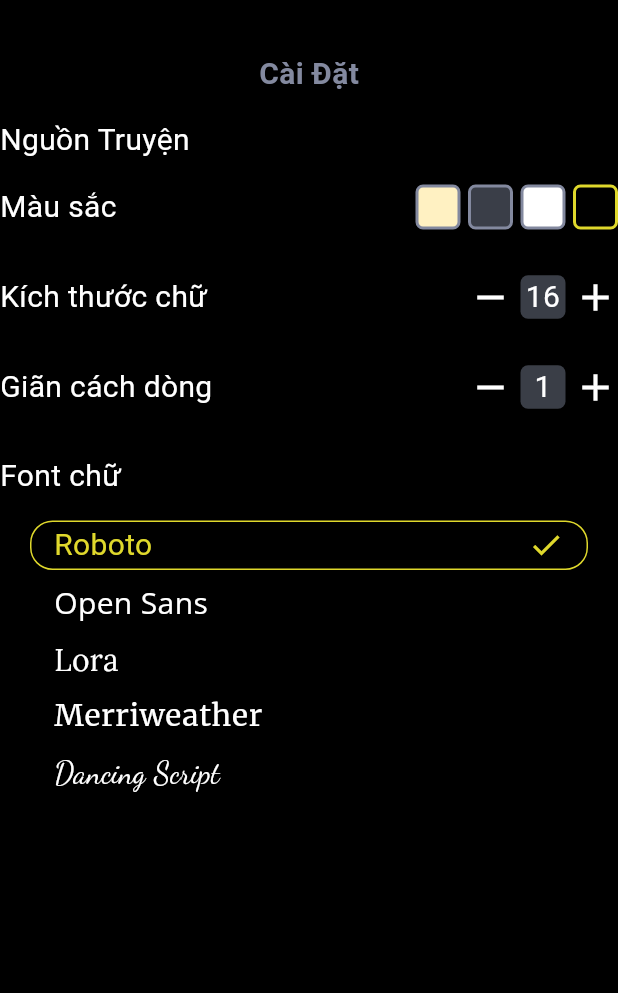
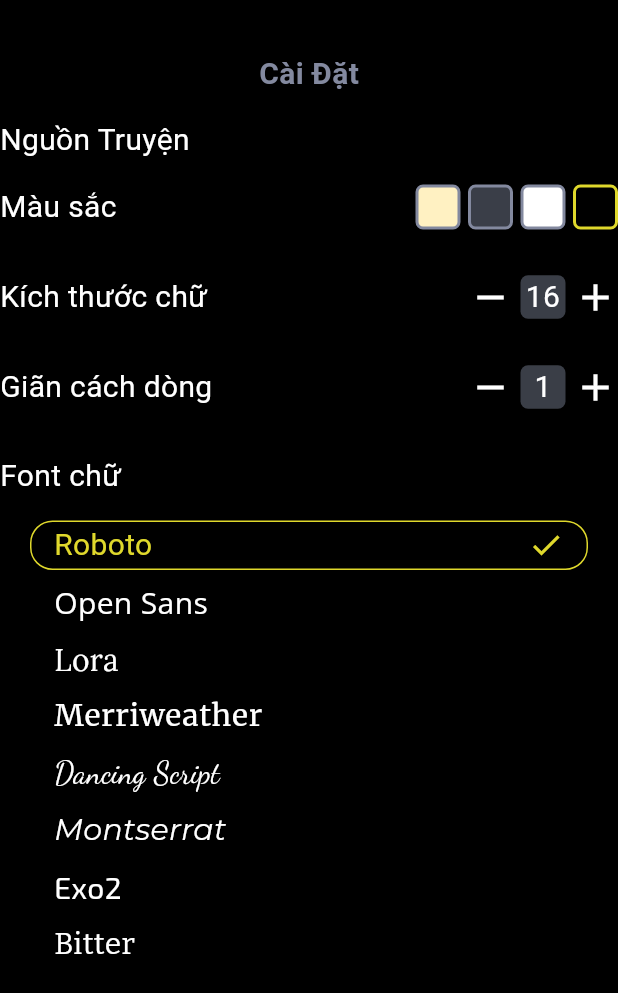
Before and after one commit to chanhuy142/NovelCrawlFE, a Flutter app: the SettingPage screen opened directly, on a phone screen of 412 x 824 dp. Shown: the top 993 px of the screen. Run offline on Flutter 3.47's test engine with Material 3 defaults, Android fonts, the light colour scheme and no system bars; our stand-ins replace hive; accounts and stored records are empty; network calls fail; project files that could hold a hidden picture were left out.

Commit message:
Add fonts and fix UI

```diff
--- a/lib/components/reading_view.dart
+++ b/lib/components/reading_view.dart
@@ -18,6 +18,7 @@
           padding: const EdgeInsets.all(16.0),
           child: Text(
             content,
+            softWrap: true,
             style: TextStyle(
               fontSize: fontSize.toDouble(),
               color: color,
--- a/lib/screens/settingscreen.dart
+++ b/lib/screens/settingscreen.dart
@@ -73,7 +73,8 @@
   Widget build(BuildContext context) {
     return Scaffold(
         backgroundColor: Colors.black,
-        body: Padding(
+        body: SingleChildScrollView(
+          child: Padding(
               padding: //top padding
                   const EdgeInsets.only(top: 35),
               child: Column(
@@ -266,6 +267,11 @@
                       ],
                     ),
                   ),
+                  Container(
+                    height: 400,
+                    child: Column(
+                      crossAxisAlignment: CrossAxisAlignment.start,
+                      children: [
                         const Padding(
                           padding: EdgeInsets.only(top: 15, bottom: 0),
                           child: Text(
@@ -334,6 +340,10 @@
                                 }),
                           ),
                       ],
-            )));
+                    ),
+                  ),
+                ],
+              )),
+        ));
   }
 }
--- a/lib/service/api_service.dart
+++ b/lib/service/api_service.dart
@@ -12,7 +12,7 @@
   AllSourceChapterContent allSourceChapterContentFromJson(String str) =>
       AllSourceChapterContent.fromJson(jsonDecode(str));
 
-  String localhost = 'http://192.168.1.37:3000';
+  String localhost = 'http://192.168.1.7:3000';
   //send to http://localhost/details
   //port 3000
   Future<Library> getNovelDetails() async {
--- a/lib/service/state_service.dart
+++ b/lib/service/state_service.dart
@@ -29,6 +29,9 @@
     'Lora',
     'Merriweather',
     'Dancing Script',
+    'Montserrat',
+    'Exo2',
+    'Bitter'
   ];
 
   List<String> getFontFamilyList() {
```
Also changed, not shown: lib/popup/reading_modal_bottom.dart (+14 -3 lines), pubspec.yaml (+21 -1 lines), fonts/Bitter-Bold.ttf (added), fonts/Bitter-Italic.ttf (added), fonts/Bitter-Regular.ttf (added), fonts/Exo2-Bold.ttf (added), fonts/Exo2-Italic.ttf (added), fonts/Exo2-Regular.ttf (added), fonts/Montserrat-Bold.ttf (added), fonts/Montserrat-Italic.ttf (added), fonts/Montserrat-Regular.ttf (added). Lines whose indentation alone changed are shown as unchanged.
